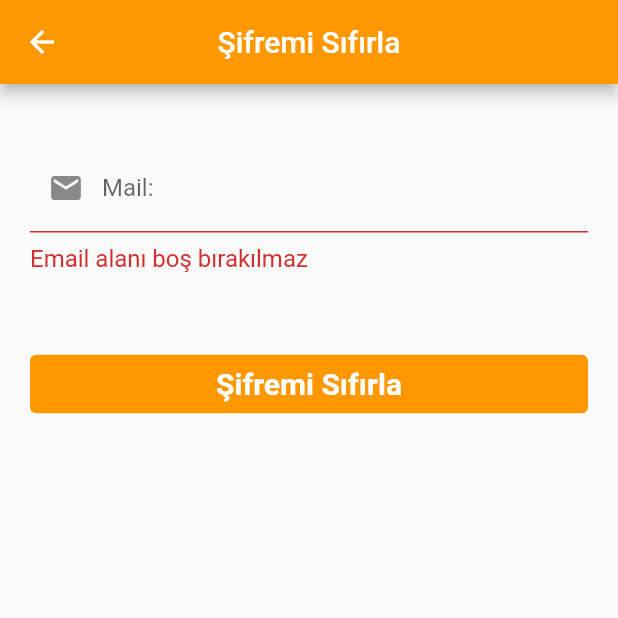
After one commit to alibhs/Pompik-Pet-Adopt-App, a Flutter app: the SifremiUnuttum screen opened directly, after a tap on "Şifremi Sıfırla", on a phone screen of 412 x 824 dp, the top half of it. The commit adds this screen. Run offline on Flutter 3.47's test engine with Material 2 defaults, Android fonts, the phone set to English and light mode, and no system bars; our stand-ins replace cloud_firestore, firebase_auth, firebase_core, firebase_storage, google_sign_in, image_picker and 1 more; accounts and stored records are empty; network calls fail.

Commit message:
24.12.2022

```diff
--- a/lib/sayfalar/akis.dart
+++ b/lib/sayfalar/akis.dart
@@ -3,6 +3,7 @@ import 'package:pet_adopt/modeller/gonderi.dart';
 import 'package:pet_adopt/modeller/kullanici.dart';
 import 'package:pet_adopt/servisler/firestoreservisi.dart';
 import 'package:pet_adopt/widgetlar/gonderikarti.dart';
+import 'package:pet_adopt/widgetlar/silinmeyenFutureBuilder.dart';
 
 class Akis extends StatefulWidget {
   const Akis({Key? key}) : super(key: key);
@@ -45,7 +46,8 @@ class _AkisState extends State<Akis> {
               itemBuilder: (context, index) {
                 Gonderi gonderi = _gonderiler[index];
 
-                return FutureBuilder(
+                return SilinmeyenFutureBuilder(
+                    //aşağı kaydırınca yukarda kalan listviewlar silinmesin.
                     future:
                         FireStoreServisi().kullaniciGetir(gonderi.yayinlayanId),
                     builder: (context, AsyncSnapshot snapshot) {
--- /dev/null
+++ b/lib/sayfalar/sifremiUnuttum.dart
@@ -0,0 +1,125 @@
+import 'package:firebase_auth/firebase_auth.dart';
+import 'package:flutter/material.dart';
+import 'package:pet_adopt/servisler/yetkilendirmeservisi.dart';
+import 'package:provider/provider.dart';
+
+class SifremiUnuttum extends StatefulWidget {
+  SifremiUnuttum({Key? key}) : super(key: key);
+
+  @override
+  State<SifremiUnuttum> createState() => _SifremiUnuttumState();
+}
+
+class _SifremiUnuttumState extends State<SifremiUnuttum> {
+  bool yukleniyor = false;
+  final _formAnahtari = GlobalKey<FormState>();
+
+  late String email;
+
+  @override
+  Widget build(BuildContext context) {
+    return Scaffold(
+      appBar: AppBar(
+        title: Text(
+          "Şifremi Sıfırla",
+          style: TextStyle(color: Colors.white),
+        ),
+        centerTitle: true,
+        iconTheme: IconThemeData(
+          color: Colors.white, //change your color here
+        ),
+      ),
+      body: ListView(
+        children: [
+          yukleniyor ? LinearProgressIndicator() : Center(),
+          SizedBox(
+            height: 20,
+          ),
+          Padding(
+            padding: const EdgeInsets.all(20.0),
+            child: Form(
+                key: _formAnahtari,
+                child: Column(
+                  children: [
+                    TextFormField(
+                      autocorrect: true,
+                      keyboardType: TextInputType.emailAddress,
+                      decoration: InputDecoration(
+                        hintText: "Email Adresine Giriniz",
+                        labelText: "Mail:",
+                        errorStyle: TextStyle(fontSize: 16),
+                        prefixIcon: Icon(Icons.mail),
+                      ),
+                      validator: (girilenDeger) {
+                        if (girilenDeger!.isEmpty) {
+                          return "Email alanı boş bırakılmaz";
+                        } else if (!girilenDeger.contains("@")) {
+                          return "Girilen Değer Mail Formatında Olmalı";
+                        }
+                        return null;
+                      },
+                      onSaved: (girilenDeger) => email = girilenDeger!,
+                    ),
+                    SizedBox(
+                      height: 50,
+                    ),
+                    Container(
+                      width: double.infinity,
+                      child: TextButton(
+                        onPressed: _sifreyiSifirla,
+                        style: TextButton.styleFrom(
+                            backgroundColor: Theme.of(context).primaryColor),
+                        child: Text(
+                          "Şifremi Sıfırla",
+                          style: TextStyle(
+                            fontSize: 20,
+                            fontWeight: FontWeight.bold,
+                            color: Colors.white,
+                          ),
+                        ),
+                      ),
+                    ),
+                  ],
+                )),
+          )
+        ],
+      ),
+    );
+  }
+
+  void _sifreyiSifirla() async {
+    final _yetkilendirmeServisi =
+        Provider.of<YetkilendirmeServisi>(context, listen: false);
+
+    var _formState = _formAnahtari.currentState!;
+
+    if (_formState.validate()) {
+      _formState.save();
+      setState(() {
+        yukleniyor = true;
+      });
+      try {
+        await _yetkilendirmeServisi.sifremiSifirla(email);
+        Navigator.pop(context);
+      } on FirebaseAuthException catch (hata) {
+        setState(() {
+          yukleniyor = false;
+        });
+        uyariGoster(hataKodu: hata.code);
+      }
+    }
+  }
+
+  uyariGoster({hataKodu}) {
+    String? hataMesaji;
+
+    if (hataKodu == "auth/invalid-email") {
+      hataMesaji = "Geçersiz Mail Adresi";
+    } else if (hataKodu == "auth/user-not-found") {
+      hataMesaji = "Bu Maile Ait Kullanıcı Bulunamıyor";
+    }
+
+    var snackBar = SnackBar(content: Text(hataMesaji!));
+    ScaffoldMessenger.of(context).showSnackBar(snackBar);
+  }
+}
--- a/lib/servisler/yetkilendirmeservisi.dart
+++ b/lib/servisler/yetkilendirmeservisi.dart
@@ -31,6 +31,10 @@ class YetkilendirmeServisi {
     return _firebaseAuth.signOut();
   }
 
+  Future<void> sifremiSifirla(String eposta) async {
+    await _firebaseAuth.sendPasswordResetEmail(email: eposta);
+  }
+
   Future<Kullanici?> googleIleGiris() async {
     GoogleSignInAccount? googleHesabi = await GoogleSignIn().signIn();
     GoogleSignInAuthentication googleYetkiKartim =
```
Also changed, not shown: lib/sayfalar/girissayfasi.dart (+10 -1 lines), lib/widgetlar/gonderikarti.dart (+23 -2 lines), lib/widgetlar/silinmeyenFutureBuilder.dart (added, +29 -0 lines).
